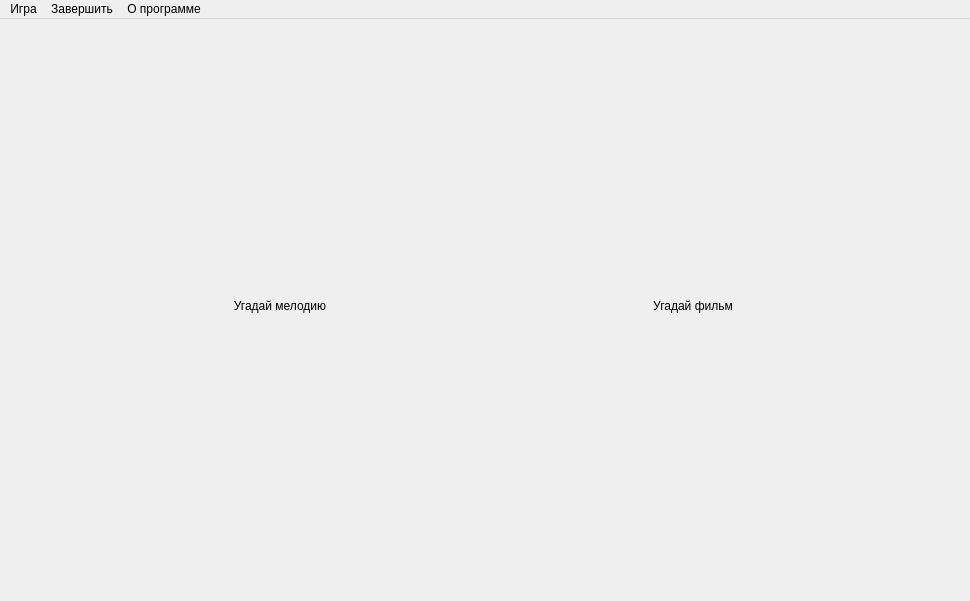
Before: the Qt Designer form mainwindow.ui in dronnikovigor/gui-1h2017-14, drawn with Qt 5.
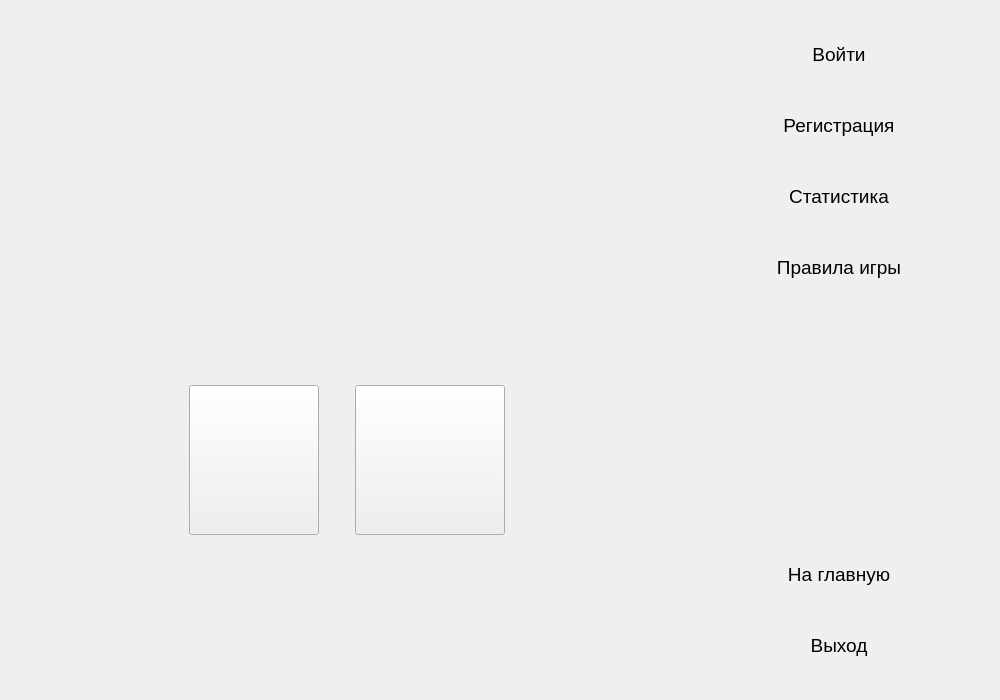
After: the same form once the commit is applied. The open tabs and pages were chosen to show the change. Icons and pictures are not drawn.

The edit to the form file:
```diff
--- a/mainwindow.ui
+++ b/mainwindow.ui
@@ -6,10 +6,16 @@
    <rect>
     <x>0</x>
     <y>0</y>
-    <width>970</width>
-    <height>601</height>
+    <width>1000</width>
+    <height>700</height>
    </rect>
   </property>
+  <property name="sizePolicy">
+   <sizepolicy hsizetype="Fixed" vsizetype="Fixed">
+    <horstretch>0</horstretch>
+    <verstretch>0</verstretch>
+   </sizepolicy>
+  </property>
   <property name="windowTitle">
    <string>Угадай Мелодию</string>
   </property>
@@ -17,6 +23,9 @@
    <iconset resource="res.qrc">
     <normaloff>:/images/res/icon.png</normaloff>:/images/res/icon.png</iconset>
   </property>
+  <property name="autoFillBackground">
+   <bool>true</bool>
+  </property>
   <property name="styleSheet">
    <string notr="true">background-image: url(:/images/res/background.jpg);</string>
   </property>
@@ -30,108 +39,214 @@
      <verstretch>0</verstretch>
     </sizepolicy>
    </property>
-   <layout class="QVBoxLayout" name="verticalLayout_5">
+   <property name="styleSheet">
+    <string notr="true"/>
+   </property>
+   <layout class="QHBoxLayout" name="horizontalLayout_3">
     <item>
-     <widget class="QStackedWidget" name="stackedWidget">
+     <widget class="QStackedWidget" name="gameWidget">
+      <property name="minimumSize">
+       <size>
+        <width>670</width>
+        <height>670</height>
+       </size>
+      </property>
       <property name="currentIndex">
        <number>0</number>
       </property>
       <widget class="QWidget" name="pageMain">
-       <widget class="QWidget" name="layoutWidget">
-        <property name="geometry">
-         <rect>
-          <x>0</x>
-          <y>-9</y>
-          <width>951</width>
-          <height>571</height>
-         </rect>
-        </property>
-        <layout class="QHBoxLayout" name="horizontalLayout_2">
-         <item>
-          <spacer name="horizontalSpacer">
-           <property name="orientation">
-            <enum>Qt::Horizontal</enum>
-           </property>
-           <property name="sizeHint" stdset="0">
-            <size>
-             <width>40</width>
-             <height>20</height>
-            </size>
-           </property>
-          </spacer>
-         </item>
-         <item>
-          <widget class="QPushButton" name="playMusic">
-           <property name="minimumSize">
-            <size>
-             <width>300</width>
-             <height>50</height>
-            </size>
-           </property>
-           <property name="styleSheet">
-            <string notr="true">font: 14pt &quot;Segoe UI&quot;;</string>
-           </property>
-           <property name="text">
-            <string>Угадай мелодию</string>
-           </property>
-           <property name="flat">
-            <bool>true</bool>
-           </property>
-          </widget>
-         </item>
-         <item>
-          <spacer name="horizontalSpacer_4">
-           <property name="orientation">
-            <enum>Qt::Horizontal</enum>
-           </property>
-           <property name="sizeHint" stdset="0">
-            <size>
-             <width>40</width>
-             <height>20</height>
-            </size>
-           </property>
-          </spacer>
-         </item>
-         <item>
-          <widget class="QPushButton" name="playFilm">
-           <property name="sizePolicy">
-            <sizepolicy hsizetype="Minimum" vsizetype="Fixed">
-             <horstretch>0</horstretch>
-             <verstretch>0</verstretch>
-            </sizepolicy>
-           </property>
-           <property name="minimumSize">
-            <size>
-             <width>300</width>
-             <height>50</height>
-            </size>
-           </property>
-           <property name="styleSheet">
-            <string notr="true">font: 14pt &quot;Segoe UI&quot;;</string>
-           </property>
-           <property name="text">
-            <string>Угадай фильм</string>
-           </property>
-           <property name="flat">
-            <bool>true</bool>
-           </property>
-          </widget>
-         </item>
-         <item>
-          <spacer name="horizontalSpacer_3">
-           <property name="orientation">
-            <enum>Qt::Horizontal</enum>
-           </property>
-           <property name="sizeHint" stdset="0">
-            <size>
-             <width>40</width>
-             <height>20</height>
-            </size>
-           </property>
-          </spacer>
-         </item>
-        </layout>
-       </widget>
+       <layout class="QHBoxLayout" name="horizontalLayout">
+        <item>
+         <layout class="QVBoxLayout" name="verticalLayout">
+          <item>
+           <spacer name="verticalSpacer_5">
+            <property name="orientation">
+             <enum>Qt::Vertical</enum>
+            </property>
+            <property name="sizeType">
+             <enum>QSizePolicy::MinimumExpanding</enum>
+            </property>
+            <property name="sizeHint" stdset="0">
+             <size>
+              <width>20</width>
+              <height>70</height>
+             </size>
+            </property>
+           </spacer>
+          </item>
+          <item>
+           <widget class="QLabel" name="logo">
+            <property name="font">
+             <font>
+              <pointsize>46</pointsize>
+             </font>
+            </property>
+            <property name="text">
+             <string/>
+            </property>
+            <property name="pixmap">
+             <pixmap resource="res.qrc">:/images/res/logo.png</pixmap>
+            </property>
+            <property name="alignment">
+             <set>Qt::AlignCenter</set>
+            </property>
+           </widget>
+          </item>
+          <item>
+           <spacer name="verticalSpacer_4">
+            <property name="orientation">
+             <enum>Qt::Vertical</enum>
+            </property>
+            <property name="sizeHint" stdset="0">
+             <size>
+              <width>20</width>
+              <height>30</height>
+             </size>
+            </property>
+           </spacer>
+          </item>
+          <item>
+           <layout class="QHBoxLayout" name="horizontalLayout_5">
+            <item>
+             <spacer name="horizontalSpacer">
+              <property name="orientation">
+               <enum>Qt::Horizontal</enum>
+              </property>
+              <property name="sizeType">
+               <enum>QSizePolicy::Expanding</enum>
+              </property>
+              <property name="sizeHint" stdset="0">
+               <size>
+                <width>40</width>
+                <height>20</height>
+               </size>
+              </property>
+             </spacer>
+            </item>
+            <item>
+             <widget class="QPushButton" name="playMusic">
+              <property name="minimumSize">
+               <size>
+                <width>130</width>
+                <height>150</height>
+               </size>
+              </property>
+              <property name="maximumSize">
+               <size>
+                <width>400</width>
+                <height>16777215</height>
+               </size>
+              </property>
+              <property name="font">
+               <font>
+                <family>Segoe UI</family>
+                <pointsize>14</pointsize>
+                <weight>50</weight>
+                <italic>false</italic>
+                <bold>false</bold>
+               </font>
+              </property>
+              <property name="styleSheet">
+               <string notr="true">border-image: url(:/images/res/music.png);</string>
+              </property>
+              <property name="text">
+               <string/>
+              </property>
+              <property name="flat">
+               <bool>false</bool>
+              </property>
+             </widget>
+            </item>
+            <item>
+             <spacer name="horizontalSpacer_7">
+              <property name="orientation">
+               <enum>Qt::Horizontal</enum>
+              </property>
+              <property name="sizeType">
+               <enum>QSizePolicy::Fixed</enum>
+              </property>
+              <property name="sizeHint" stdset="0">
+               <size>
+                <width>30</width>
+                <height>20</height>
+               </size>
+              </property>
+             </spacer>
+            </item>
+            <item>
+             <widget class="QPushButton" name="playFilm">
+              <property name="sizePolicy">
+               <sizepolicy hsizetype="Minimum" vsizetype="Fixed">
+                <horstretch>0</horstretch>
+                <verstretch>0</verstretch>
+               </sizepolicy>
+              </property>
+              <property name="minimumSize">
+               <size>
+                <width>150</width>
+                <height>150</height>
+               </size>
+              </property>
+              <property name="maximumSize">
+               <size>
+                <width>400</width>
+                <height>16777215</height>
+               </size>
+              </property>
+              <property name="font">
+               <font>
+                <family>Segoe UI</family>
+                <pointsize>14</pointsize>
+                <weight>50</weight>
+                <italic>false</italic>
+                <bold>false</bold>
+               </font>
+              </property>
+              <property name="styleSheet">
+               <string notr="true">border-image: url(:/images/res/film.png);</string>
+              </property>
+              <property name="text">
+               <string/>
+              </property>
+              <property name="flat">
+               <bool>false</bool>
+              </property>
+             </widget>
+            </item>
+            <item>
+             <spacer name="horizontalSpacer_2">
+              <property name="orientation">
+               <enum>Qt::Horizontal</enum>
+              </property>
+              <property name="sizeHint" stdset="0">
+               <size>
+                <width>40</width>
+                <height>20</height>
+               </size>
+              </property>
+             </spacer>
+            </item>
+           </layout>
+          </item>
+          <item>
+           <spacer name="verticalSpacer">
+            <property name="orientation">
+             <enum>Qt::Vertical</enum>
+            </property>
+            <property name="sizeType">
+             <enum>QSizePolicy::MinimumExpanding</enum>
+            </property>
+            <property name="sizeHint" stdset="0">
+             <size>
+              <width>20</width>
+              <height>120</height>
+             </size>
+            </property>
+           </spacer>
+          </item>
+         </layout>
+        </item>
+       </layout>
       </widget>
       <widget class="QWidget" name="pageMusic">
        <widget class="QLabel" name="label">
@@ -171,42 +286,619 @@
       </widget>
      </widget>
     </item>
+    <item>
+     <widget class="QStackedWidget" name="menuWidget">
+      <property name="enabled">
+       <bool>true</bool>
+      </property>
+      <property name="minimumSize">
+       <size>
+        <width>300</width>
+        <height>660</height>
+       </size>
+      </property>
+      <property name="maximumSize">
+       <size>
+        <width>300</width>
+        <height>16777215</height>
+       </size>
+      </property>
+      <property name="baseSize">
+       <size>
+        <width>0</width>
+        <height>0</height>
+       </size>
+      </property>
+      <property name="styleSheet">
+       <string notr="true"/>
+      </property>
+      <widget class="QWidget" name="pageMainMenu">
+       <layout class="QHBoxLayout" name="horizontalLayout_7">
+        <item>
+         <widget class="Line" name="line">
+          <property name="orientation">
+           <enum>Qt::Vertical</enum>
+          </property>
+         </widget>
+        </item>
+        <item>
+         <spacer name="horizontalSpacer_3">
+          <property name="orientation">
+           <enum>Qt::Horizontal</enum>
+          </property>
+          <property name="sizeHint" stdset="0">
+           <size>
+            <width>40</width>
+            <height>20</height>
+           </size>
+          </property>
+         </spacer>
+        </item>
+        <item>
+         <layout class="QVBoxLayout" name="verticalLayout_4">
+          <item>
+           <widget class="QPushButton" name="loginButton">
+            <property name="sizePolicy">
+             <sizepolicy hsizetype="Minimum" vsizetype="Fixed">
+              <horstretch>0</horstretch>
+              <verstretch>0</verstretch>
+             </sizepolicy>
+            </property>
+            <property name="minimumSize">
+             <size>
+              <width>270</width>
+              <height>65</height>
+             </size>
+            </property>
+            <property name="maximumSize">
+             <size>
+              <width>300</width>
+              <height>16777215</height>
+             </size>
+            </property>
+            <property name="font">
+             <font>
+              <family>Segoe UI</family>
+              <pointsize>14</pointsize>
+              <weight>50</weight>
+              <italic>false</italic>
+              <bold>false</bold>
+             </font>
+            </property>
+            <property name="styleSheet">
+             <string notr="true">font: 14pt &quot;Segoe UI&quot;;</string>
+            </property>
+            <property name="text">
+             <string>Войти</string>
+            </property>
+            <property name="flat">
+             <bool>true</bool>
+            </property>
+           </widget>
+          </item>
+          <item>
+           <widget class="QPushButton" name="singupButton">
+            <property name="sizePolicy">
+             <sizepolicy hsizetype="Minimum" vsizetype="Fixed">
+              <horstretch>0</horstretch>
+              <verstretch>0</verstretch>
+             </sizepolicy>
+            </property>
+            <property name="minimumSize">
+             <size>
+              <width>270</width>
+              <height>65</height>
+             </size>
+            </property>
+            <property name="maximumSize">
+             <size>
+              <width>300</width>
+              <height>16777215</height>
+             </size>
+            </property>
+            <property name="font">
+             <font>
+              <family>Segoe UI</family>
+              <pointsize>14</pointsize>
+              <weight>50</weight>
+              <italic>false</italic>
+              <bold>false</bold>
+             </font>
+            </property>
+            <property name="styleSheet">
+             <string notr="true">font: 14pt &quot;Segoe UI&quot;;</string>
+            </property>
+            <property name="text">
+             <string>Регистрация</string>
+            </property>
+            <property name="flat">
+             <bool>true</bool>
+            </property>
+           </widget>
+          </item>
+          <item>
+           <widget class="QPushButton" name="statButton">
+            <property name="sizePolicy">
+             <sizepolicy hsizetype="Minimum" vsizetype="Fixed">
+              <horstretch>0</horstretch>
+              <verstretch>0</verstretch>
+             </sizepolicy>
+            </property>
+            <property name="minimumSize">
+             <size>
+              <width>270</width>
+              <height>65</height>
+             </size>
+            </property>
+            <property name="maximumSize">
+             <size>
+              <width>300</width>
+              <height>16777215</height>
+             </size>
+            </property>
+            <property name="font">
+             <font>
+              <family>Segoe UI</family>
+              <pointsize>14</pointsize>
+              <weight>50</weight>
+              <italic>false</italic>
+              <bold>false</bold>
+             </font>
+            </property>
+            <property name="styleSheet">
+             <string notr="true">font: 14pt &quot;Segoe UI&quot;;</string>
+            </property>
+            <property name="text">
+             <string>Статистика</string>
+            </property>
+            <property name="flat">
+             <bool>true</bool>
+            </property>
+           </widget>
+          </item>
+          <item>
+           <widget class="QPushButton" name="pushButton">
+            <property name="sizePolicy">
+             <sizepolicy hsizetype="Minimum" vsizetype="Fixed">
+              <horstretch>0</horstretch>
+              <verstretch>0</verstretch>
+             </sizepolicy>
+            </property>
+            <property name="minimumSize">
+             <size>
+              <width>270</width>
+              <height>65</height>
+             </size>
+            </property>
+            <property name="maximumSize">
+             <size>
+              <width>300</width>
+              <height>16777215</height>
+             </size>
+            </property>
+            <property name="font">
+             <font>
+              <family>Segoe UI</family>
+              <pointsize>14</pointsize>
+              <weight>50</weight>
+              <italic>false</italic>
+              <bold>false</bold>
+             </font>
+            </property>
+            <property name="styleSheet">
+             <string notr="true">font: 14pt &quot;Segoe UI&quot;;</string>
+            </property>
+            <property name="text">
+             <string>Правила игры</string>
+            </property>
+            <property name="flat">
+             <bool>true</bool>
+            </property>
+           </widget>
+          </item>
+          <item>
+           <spacer name="verticalSpacer_7">
+            <property name="orientation">
+             <enum>Qt::Vertical</enum>
+            </property>
+            <property name="sizeHint" stdset="0">
+             <size>
+              <width>20</width>
+              <height>40</height>
+             </size>
+            </property>
+           </spacer>
+          </item>
+          <item>
+           <widget class="QPushButton" name="creatorsButton">
+            <property name="sizePolicy">
+             <sizepolicy hsizetype="Minimum" vsizetype="Fixed">
+              <horstretch>0</horstretch>
+              <verstretch>0</verstretch>
+             </sizepolicy>
+            </property>
+            <property name="minimumSize">
+             <size>
+              <width>270</width>
+              <height>65</height>
+             </size>
+            </property>
+            <property name="maximumSize">
+             <size>
+              <width>300</width>
+              <height>16777215</height>
+             </size>
+            </property>
+            <property name="font">
+             <font>
+              <family>Segoe UI</family>
+              <pointsize>14</pointsize>
+              <weight>50</weight>
+              <italic>false</italic>
+              <bold>false</bold>
+             </font>
+            </property>
+            <property name="styleSheet">
+             <string notr="true">font: 14pt &quot;Segoe UI&quot;;</string>
+            </property>
+            <property name="text">
+             <string>Разработчики</string>
+            </property>
+            <property name="flat">
+             <bool>true</bool>
+            </property>
+           </widget>
+          </item>
+          <item>
+           <widget class="QPushButton" name="exitButton">
+            <property name="sizePolicy">
+             <sizepolicy hsizetype="Minimum" vsizetype="Fixed">
+              <horstretch>0</horstretch>
+              <verstretch>0</verstretch>
+             </sizepolicy>
+            </property>
+            <property name="minimumSize">
+             <size>
+              <width>270</width>
+              <height>65</height>
+             </size>
+            </property>
+            <property name="maximumSize">
+             <size>
+              <width>300</width>
+              <height>16777215</height>
+             </size>
+            </property>
+            <property name="font">
+             <font>
+              <family>Segoe UI</family>
+              <pointsize>14</pointsize>
+              <weight>50</weight>
+              <italic>false</italic>
+              <bold>false</bold>
+             </font>
+            </property>
+            <property name="styleSheet">
+             <string notr="true">font: 14pt &quot;Segoe UI&quot;;</string>
+            </property>
+            <property name="text">
+             <string>Выход</string>
+            </property>
+            <property name="flat">
+             <bool>true</bool>
+            </property>
+           </widget>
+          </item>
+         </layout>
+        </item>
+        <item>
+         <spacer name="horizontalSpacer_4">
+          <property name="orientation">
+           <enum>Qt::Horizontal</enum>
+          </property>
+          <property name="sizeHint" stdset="0">
+           <size>
+            <width>40</width>
+            <height>20</height>
+           </size>
+          </property>
+         </spacer>
+        </item>
+       </layout>
+      </widget>
+      <widget class="QWidget" name="pageGameOut">
+       <layout class="QHBoxLayout" name="horizontalLayout_8">
+        <item>
+         <spacer name="horizontalSpacer_5">
+          <property name="orientation">
+           <enum>Qt::Horizontal</enum>
+          </property>
+          <property name="sizeHint" stdset="0">
+           <size>
+            <width>40</width>
+            <height>20</height>
+           </size>
+          </property>
+         </spacer>
+        </item>
+        <item>
+         <layout class="QVBoxLayout" name="verticalLayout_5">
+          <item>
+           <widget class="QPushButton" name="loginButton_2">
+            <property name="sizePolicy">
+             <sizepolicy hsizetype="Minimum" vsizetype="Fixed">
+              <horstretch>0</horstretch>
+              <verstretch>0</verstretch>
+             </sizepolicy>
+            </property>
+            <property name="minimumSize">
+             <size>
+              <width>270</width>
+              <height>65</height>
+             </size>
+            </property>
+            <property name="maximumSize">
+             <size>
+              <width>300</width>
+              <height>16777215</height>
+             </size>
+            </property>
+            <property name="font">
+             <font>
+              <family>Segoe UI</family>
+              <pointsize>14</pointsize>
+              <weight>50</weight>
+              <italic>false</italic>
+              <bold>false</bold>
+             </font>
+            </property>
+            <property name="styleSheet">
+             <string notr="true">font: 14pt &quot;Segoe UI&quot;;</string>
+            </property>
+            <property name="text">
+             <string>Войти</string>
+            </property>
+            <property name="flat">
+             <bool>true</bool>
+            </property>
+           </widget>
+          </item>
+          <item>
+           <widget class="QPushButton" name="singupButton_2">
+            <property name="sizePolicy">
+             <sizepolicy hsizetype="Minimum" vsizetype="Fixed">
+              <horstretch>0</horstretch>
+              <verstretch>0</verstretch>
+             </sizepolicy>
+            </property>
+            <property name="minimumSize">
+             <size>
+              <width>270</width>
+              <height>65</height>
+             </size>
+            </property>
+            <property name="maximumSize">
+             <size>
+              <width>300</width>
+              <height>16777215</height>
+             </size>
+            </property>
+            <property name="font">
+             <font>
+              <family>Segoe UI</family>
+              <pointsize>14</pointsize>
+              <weight>50</weight>
+              <italic>false</italic>
+              <bold>false</bold>
+             </font>
+            </property>
+            <property name="styleSheet">
+             <string notr="true">font: 14pt &quot;Segoe UI&quot;;</string>
+            </property>
+            <property name="text">
+             <string>Регистрация</string>
+            </property>
+            <property name="flat">
+             <bool>true</bool>
+            </property>
+           </widget>
+          </item>
+          <item>
+           <widget class="QPushButton" name="statButton_2">
+            <property name="sizePolicy">
+             <sizepolicy hsizetype="Minimum" vsizetype="Fixed">
+              <horstretch>0</horstretch>
+              <verstretch>0</verstretch>
+             </sizepolicy>
+            </property>
+            <property name="minimumSize">
+             <size>
+              <width>270</width>
+              <height>65</height>
+             </size>
+            </property>
+            <property name="maximumSize">
+             <size>
+              <width>300</width>
+              <height>16777215</height>
+             </size>
+            </property>
+            <property name="font">
+             <font>
+              <family>Segoe UI</family>
+              <pointsize>14</pointsize>
+              <weight>50</weight>
+              <italic>false</italic>
+              <bold>false</bold>
+             </font>
+            </property>
+            <property name="styleSheet">
+             <string notr="true">font: 14pt &quot;Segoe UI&quot;;</string>
+            </property>
+            <property name="text">
+             <string>Статистика</string>
+            </property>
+            <property name="flat">
+             <bool>true</bool>
+            </property>
+           </widget>
+          </item>
+          <item>
+           <widget class="QPushButton" name="helpButton_2">
+            <property name="sizePolicy">
+             <sizepolicy hsizetype="Minimum" vsizetype="Fixed">
+              <horstretch>0</horstretch>
+              <verstretch>0</verstretch>
+             </sizepolicy>
+            </property>
+            <property name="minimumSize">
+             <size>
+              <width>270</width>
+              <height>65</height>
+             </size>
+            </property>
+            <property name="maximumSize">
+             <size>
+              <width>300</width>
+              <height>16777215</height>
+             </size>
+            </property>
+            <property name="font">
+             <font>
+              <family>Segoe UI</family>
+              <pointsize>14</pointsize>
+              <weight>50</weight>
+              <italic>false</italic>
+              <bold>false</bold>
+             </font>
+            </property>
+            <property name="styleSheet">
+             <string notr="true">font: 14pt &quot;Segoe UI&quot;;</string>
+            </property>
+            <property name="text">
+             <string>Правила игры</string>
+            </property>
+            <property name="flat">
+             <bool>true</bool>
+            </property>
+           </widget>
+          </item>
+          <item>
+           <spacer name="verticalSpacer_8">
+            <property name="orientation">
+             <enum>Qt::Vertical</enum>
+            </property>
+            <property name="sizeHint" stdset="0">
+             <size>
+              <width>20</width>
+              <height>40</height>
+             </size>
+            </property>
+           </spacer>
+          </item>
+          <item>
+           <widget class="QPushButton" name="mainpageButton">
+            <property name="sizePolicy">
+             <sizepolicy hsizetype="Minimum" vsizetype="Fixed">
+              <horstretch>0</horstretch>
+              <verstretch>0</verstretch>
+             </sizepolicy>
+            </property>
+            <property name="minimumSize">
+             <size>
+              <width>270</width>
+              <height>65</height>
+             </size>
+            </property>
+            <property name="maximumSize">
+             <size>
+              <width>300</width>
+              <height>16777215</height>
+             </size>
+            </property>
+            <property name="font">
+             <font>
+              <family>Segoe UI</family>
+              <pointsize>14</pointsize>
+              <weight>50</weight>
+              <italic>false</italic>
+              <bold>false</bold>
+             </font>
+            </property>
+            <property name="styleSheet">
+             <string notr="true">font: 14pt &quot;Segoe UI&quot;;</string>
+            </property>
+            <property name="text">
+             <string>На главную</string>
+            </property>
+            <property name="flat">
+             <bool>true</bool>
+            </property>
+           </widget>
+          </item>
+          <item>
+           <widget class="QPushButton" name="exitButton_2">
+            <property name="sizePolicy">
+             <sizepolicy hsizetype="Minimum" vsizetype="Fixed">
+              <horstretch>0</horstretch>
+              <verstretch>0</verstretch>
+             </sizepolicy>
+            </property>
+            <property name="minimumSize">
+             <size>
+              <width>270</width>
+              <height>65</height>
+             </size>
+            </property>
+            <property name="maximumSize">
+             <size>
+              <width>300</width>
+              <height>16777215</height>
+             </size>
+            </property>
+            <property name="font">
+             <font>
+              <family>Segoe UI</family>
+              <pointsize>14</pointsize>
+              <weight>50</weight>
+              <italic>false</italic>
+              <bold>false</bold>
+             </font>
+            </property>
+            <property name="styleSheet">
+             <string notr="true">font: 14pt &quot;Segoe UI&quot;;</string>
+            </property>
+            <property name="text">
+             <string>Выход</string>
+            </property>
+            <property name="flat">
+             <bool>true</bool>
+            </property>
+           </widget>
+          </item>
+         </layout>
+        </item>
+        <item>
+         <spacer name="horizontalSpacer_6">
+          <property name="orientation">
+           <enum>Qt::Horizontal</enum>
+          </property>
+          <property name="sizeHint" stdset="0">
+           <size>
+            <width>40</width>
+            <height>20</height>
+           </size>
+          </property>
+         </spacer>
+        </item>
+       </layout>
+       <zorder>horizontalSpacer_5</zorder>
+       <zorder>horizontalSpacer_6</zorder>
+      </widget>
+     </widget>
+    </item>
    </layout>
   </widget>
-  <widget class="QMenuBar" name="menuBar">
-   <property name="geometry">
-    <rect>
-     <x>0</x>
-     <y>0</y>
-     <width>970</width>
-     <height>20</height>
-    </rect>
-   </property>
-   <widget class="QMenu" name="menu">
-    <property name="title">
-     <string>Игра</string>
-    </property>
-    <addaction name="startAgain"/>
-    <addaction name="gameRules"/>
-   </widget>
-   <widget class="QMenu" name="menu_2">
-    <property name="title">
-     <string>О программе</string>
-    </property>
-    <addaction name="help"/>
-    <addaction name="aboutCreators"/>
-   </widget>
-   <widget class="QMenu" name="menu_3">
-    <property name="title">
-     <string>Завершить</string>
-    </property>
-    <addaction name="exitOnMain"/>
-    <addaction name="exitGame"/>
-   </widget>
-   <addaction name="menu"/>
-   <addaction name="menu_3"/>
-   <addaction name="menu_2"/>
-  </widget>
   <action name="startAgain">
    <property name="text">
     <string>Начать заново</string>
```
Left out of the diff: 2 changed lines with no effect on the pictures.
